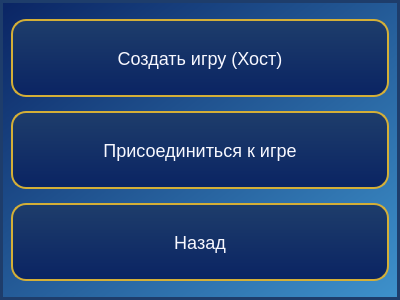
Qt form multiplayermodewindow.ui (oldFiSt/Sea_Battle) before a commit.
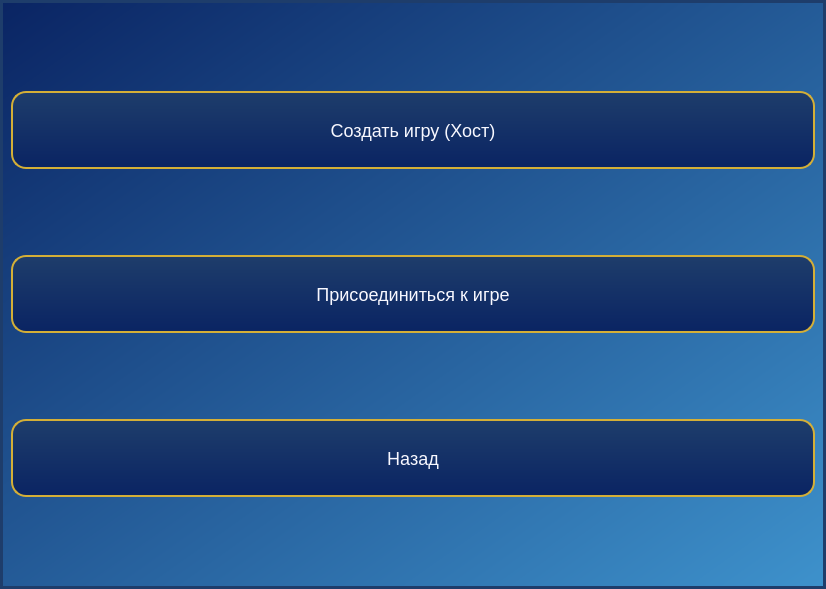
The same form after that commit.

Patch:
```diff
--- a/multiplayermodewindow.ui
+++ b/multiplayermodewindow.ui
@@ -6,8 +6,8 @@
    <rect>
     <x>0</x>
     <y>0</y>
-    <width>400</width>
-    <height>300</height>
+    <width>826</width>
+    <height>589</height>
    </rect>
   </property>
   <property name="windowTitle">
```
